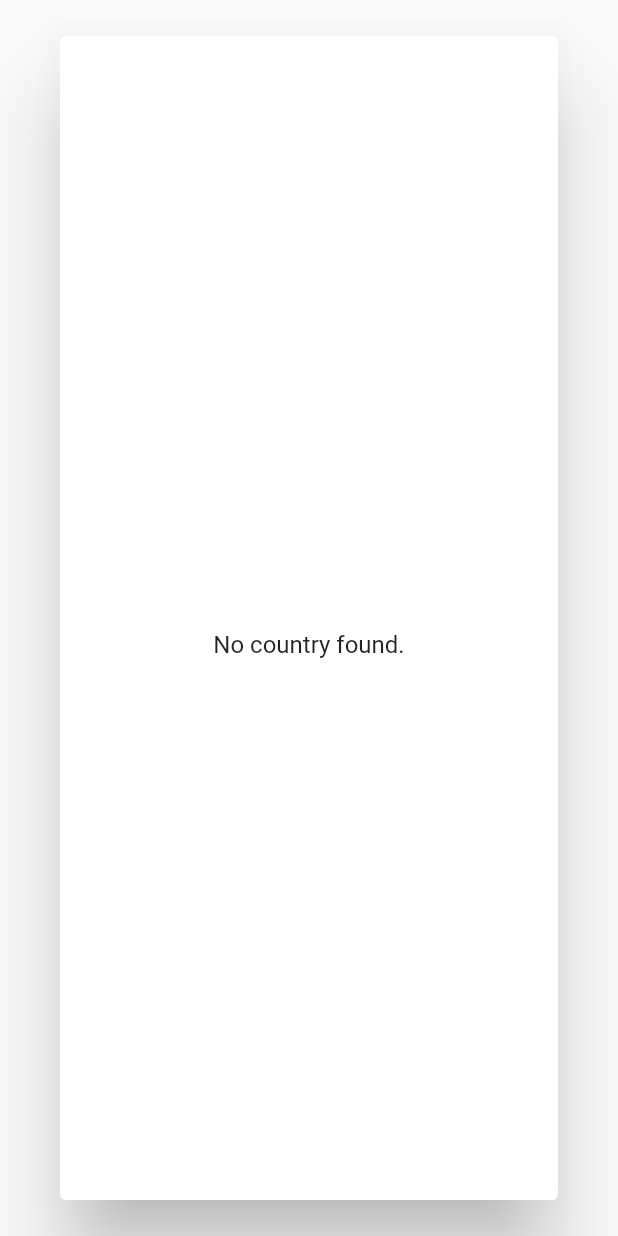
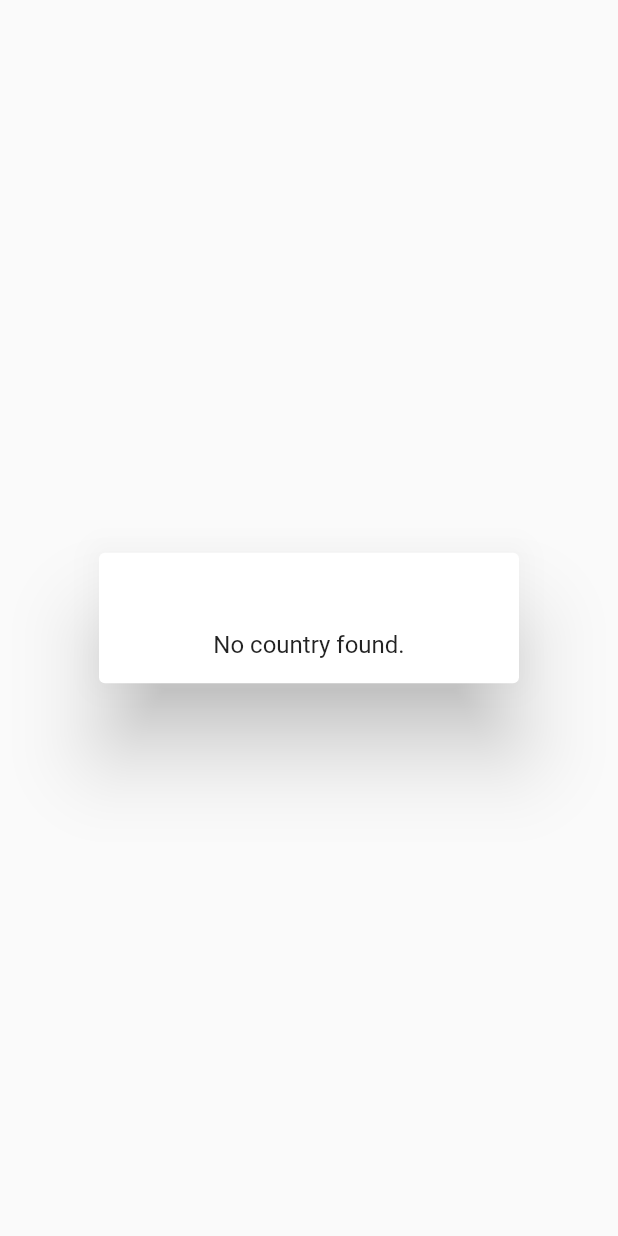
Before and after one commit to ShrJamal/flutter_countries_picker, a Flutter app: the CountryPickerDialog widget shown alone on an empty page, opened directly, on a phone screen of 412 x 824 dp. Run offline on Flutter 3.47's test engine with Material 2 defaults, Android fonts, the phone set to English and light mode, and no system bars.

Commit message:
remove alert dialog

```diff
--- a/lib/src/widgets/alert_dialog.dart
+++ /dev/null
@@ -1,140 +0,0 @@
-import 'package:flutter/material.dart';
-import 'package:flutter/foundation.dart';
-
-class CustomAlertDialog<T> extends StatelessWidget {
-  /// The (optional) title of the dialog is displayed in a large font at the top
-  /// of the dialog.
-  ///
-  /// Typically a [Text] widget.
-  final Widget title;
-
-  /// Padding around the title.
-  ///
-  /// If there is no title, no padding will be provided. Otherwise, this padding
-  /// is used.
-  ///
-  /// This property defaults to providing 24 pixels on the top, left, and right
-  /// of the title. If the [content] is not null, then no bottom padding is
-  /// provided (but see [contentPadding]). If it _is_ null, then an extra 20
-  /// pixels of bottom padding is added to separate the [title] from the
-  /// [actions].
-  final EdgeInsetsGeometry? titlePadding;
-
-  /// The (optional) content of the dialog is displayed in the center of the
-  /// dialog in a lighter font.
-  ///
-  /// Typically, this is a [ListView] containing the contents of the dialog.
-  /// Using a [ListView] ensures that the contents can scroll if they are too
-  /// big to fit on the display.
-  final Widget content;
-
-  /// Padding around the content.
-  ///
-  /// If there is no content, no padding will be provided. Otherwise, padding of
-  /// 20 pixels is provided above the content to separate the content from the
-  /// title, and padding of 24 pixels is provided on the left, right, and bottom
-  /// to separate the content from the other edges of the dialog.
-  final EdgeInsetsGeometry? contentPadding;
-
-  /// The (optional) set of actions that are displayed at the bottom of the
-  /// dialog.
-  ///
-  ///
-  /// These widgets will be wrapped in a [ButtonBar], which introduces 8 pixels
-  /// of padding on each side.
-  ///
-  /// If the [title] is not null but the [content] _is_ null, then an extra 20
-  /// pixels of padding is added above the [ButtonBar] to separate the [title]
-  /// from the [actions].
-  final List<Widget> actions;
-
-  /// The semantic label of the dialog used by accessibility frameworks to
-  /// announce screen transitions when the dialog is opened and closed.
-  ///
-  /// If this label is not provided, a semantic label will be infered from the
-  /// [title] if it is not null.  If there is no title, the label will be taken
-  /// from [MaterialLocalizations.alertDialogLabel].
-  ///
-  /// See also:
-  ///
-  ///  * [SemanticsConfiguration.isRouteName], for a description of how this
-  ///    value is used.
-  final String semanticLabel;
-
-  /// The (optional) horizontal separator used between title, content and
-  /// actions.
-  ///
-  /// If this divider is not provided a [Divider] is used with [height]
-  /// property is set to 0.0
-  final Widget? divider;
-
-  ///[divider] is not displayed if set to false. Default is set to true.
-  final bool isDividerEnabled;
-
-  /// Creates an alert dialog.
-  ///
-  /// Typically used in conjunction with [showDialog].
-  ///
-  /// The [contentPadding] must not be null. The [titlePadding] defaults to
-  /// null, which implies a default that depends on the values of the other
-  /// properties. See the documentation of [titlePadding] for details.
-  const CustomAlertDialog({
-    Key? key,
-    required this.title,
-    this.titlePadding,
-    required this.content,
-    this.contentPadding = const EdgeInsets.fromLTRB(24.0, 20.0, 24.0, 24.0),
-    this.actions = const [],
-    this.semanticLabel = '',
-    this.divider = const Divider(
-      height: 0.0,
-    ),
-    this.isDividerEnabled = true,
-  }) : super(key: key);
-  @override
-  Widget build(BuildContext context) {
-    return Dialog(
-      child: Semantics(
-        namesRoute: true,
-        label: semanticLabel,
-        child: Column(
-          mainAxisSize: MainAxisSize.min,
-          crossAxisAlignment: CrossAxisAlignment.stretch,
-          children: <Widget>[
-            Padding(
-              padding: titlePadding ??
-                  EdgeInsets.fromLTRB(
-                    24.0,
-                    24.0,
-                    24.0,
-                    isDividerEnabled ? 20.0 : 0.0,
-                  ),
-              child: DefaultTextStyle(
-                style: Theme.of(context).textTheme.headline6!,
-                child: Semantics(
-                  namesRoute: true,
-                  child: title,
-                ),
-              ),
-            ),
-            if (isDividerEnabled && divider != null) divider!,
-            Flexible(
-              child: Padding(
-                padding: contentPadding ?? EdgeInsets.all(4),
-                child: DefaultTextStyle(
-                  style: Theme.of(context).textTheme.subtitle1!,
-                  child: content,
-                ),
-              ),
-            ),
-            if (isDividerEnabled && divider != null) divider!,
-            if (actions.isNotEmpty)
-              ButtonBar(
-                children: actions,
-              )
-          ],
-        ),
-      ),
-    );
-  }
-}
--- a/lib/src/widgets/dialog.dart
+++ b/lib/src/widgets/dialog.dart
@@ -4,7 +4,6 @@ import 'package:flutter/material.dart';
 import '../core/typedefs.dart';
 import '../data/countries.dart';
 import '../models/country.dart';
-import 'alert_dialog.dart';
 
 ///Provides a customizable [Dialog] which displays all countries
 /// with optional search feature
@@ -30,10 +29,6 @@ class CountryPickerDialog extends StatefulWidget {
   /// pixels of bottom padding is added to separate the [title] from the
   /// [actions].
   final EdgeInsetsGeometry? titlePadding;
-
-  /// Padding around the content.
-
-  final EdgeInsetsGeometry? contentPadding;
 
   /// The semantic label of the dialog used by accessibility frameworks to
   /// announce screen transitions when the dialog is opened and closed.
@@ -61,16 +56,6 @@ class CountryPickerDialog extends StatefulWidget {
   ///Widget to build list view item inside dialog
   final ItemBuilder? itemBuilder;
 
-  /// The (optional) horizontal separator used between title, content and
-  /// actions.
-  ///
-  /// If this divider is not provided a [Divider] is used with [height]
-  /// property is set to 0.0
-  final Widget? divider;
-
-  /// The [divider] is not displayed if set to false. Default is set to false.
-  final bool isDividerEnabled;
-
   /// Determines if search [TextField] is shown or not
   /// Defaults to false
   final bool isSearchable;
@@ -96,16 +81,11 @@ class CountryPickerDialog extends StatefulWidget {
     this.onValuePicked,
     this.title,
     this.titlePadding,
-    this.contentPadding = const EdgeInsets.fromLTRB(0.0, 12.0, 0.0, 16.0),
     this.semanticLabel = '',
     this.itemFilter,
     this.sortComparator,
     this.priorityList = const [],
     this.itemBuilder,
-    this.isDividerEnabled = false,
-    this.divider = const Divider(
-      height: 0.0,
-    ),
     this.isSearchable = false,
     this.popOnPick = true,
     this.searchInputDecoration,
@@ -150,7 +130,7 @@ class SingleChoiceDialogState extends State<CountryPickerDialog> {
 
   @override
   Widget build(BuildContext context) {
-    return CustomAlertDialog(
+    return SimpleDialog(
       title: Column(
         children: <Widget>[
           Padding(
@@ -178,11 +158,10 @@ class SingleChoiceDialogState extends State<CountryPickerDialog> {
             ),
         ],
       ),
-      contentPadding: widget.contentPadding,
       semanticLabel: widget.semanticLabel,
-      content: _filteredCountries.isNotEmpty
-          ? ListView(
-              shrinkWrap: true,
+      children: [
+        if (_filteredCountries.isNotEmpty)
+          Column(
             children: [
               for (final c in _filteredCountries)
                 SimpleDialogOption(
@@ -196,12 +175,9 @@ class SingleChoiceDialogState extends State<CountryPickerDialog> {
                 )
             ],
           )
-          : widget.searchEmptyView ??
-              Center(
-                child: Text('No country found.'),
-              ),
-      isDividerEnabled: widget.isDividerEnabled,
-      divider: widget.divider,
+        else
+          widget.searchEmptyView ?? Center(child: Text('No country found.')),
+      ],
     );
   }
 }
```
Lines whose indentation alone changed are shown as unchanged.
